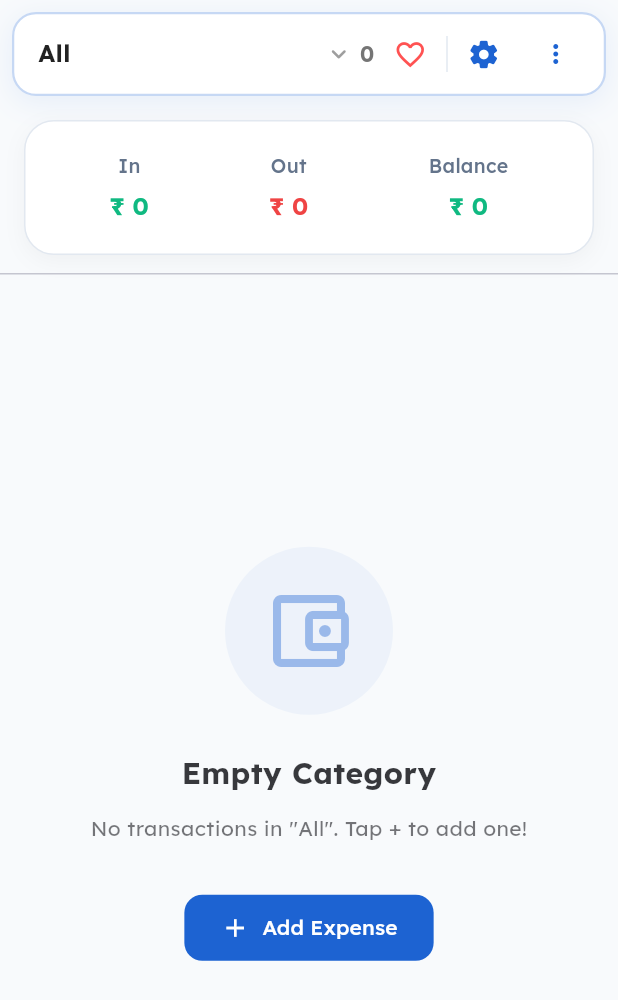
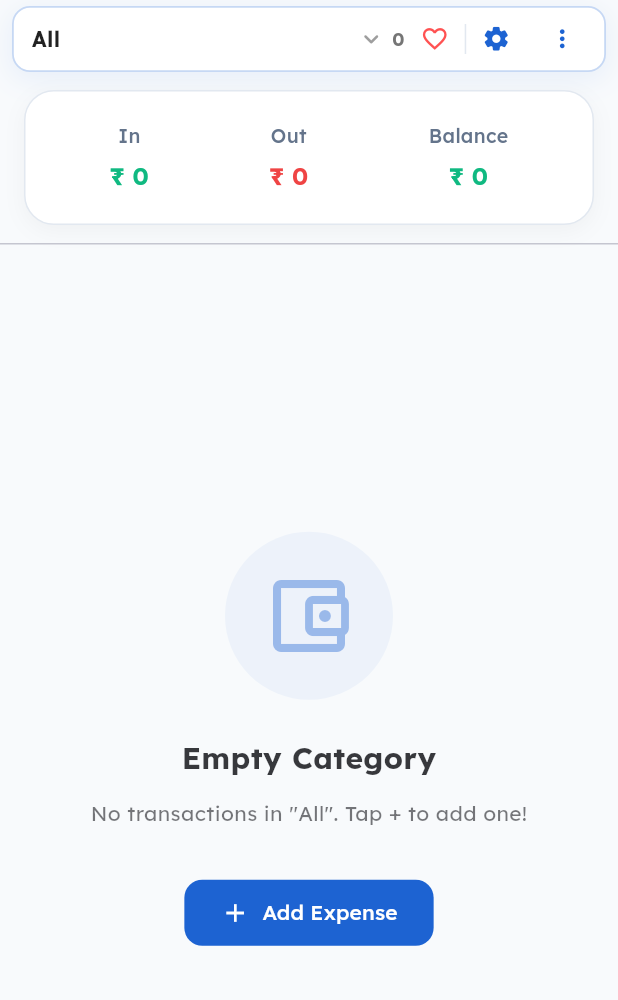
Before and after one commit to mamidivasudev/android-vault-notes, a Flutter app: the ExpensesView widget shown alone on an empty page, opened directly, on a phone screen of 412 x 824 dp. Shown: the top 1000 px of the screen. Run offline on Flutter 3.47's test engine with Material 3 defaults, Android fonts, the phone set to English and light mode, and no system bars; our stand-ins replace file_picker, flutter_animate, flutter_linkify, flutter_local_notifications, flutter_riverpod, flutter_timezone and 13 more; missing offline and left inert: any_link_preview, cunning_document_scanner, excel, extension_google_sign_in_as_googleapis_auth, google_mlkit_text_recognition, googleapis and 2 more; accounts and stored records are empty.

Commit message:
Voice input for Dates, Medicines and search; compact Expenses bar
- Dates: "gas started today, remind in 30 days" / "Amma birthday 15 March"
  fill the date form to check before saving
- Medicines: "Dolo 650 at 8 AM and 9 PM" fills name, dose and times
- Search: mic inside the search box
- Expenses category bar: compact size so long names fit
- Parser tests for spoken dates and medicines

Co-Authored-By: Claude Opus 5.5 <noreply@anthropic.com>

```diff
--- a/lib/views/expenses_view.dart
+++ b/lib/views/expenses_view.dart
@@ -101,6 +101,7 @@ class _ExpensesViewState extends ConsumerState<ExpensesView> {
     return Column(
       children: [
         CategoryChipBar(
+          compact: true,
           categories: fullCategories,
           selectedCategory: currentSelectedCat,
           onSelected: (cat) => ref.read(selectedExpenseCategoryProvider.notifier).state = cat,
@@ -121,8 +122,9 @@ class _ExpensesViewState extends ConsumerState<ExpensesView> {
           }).length,
           trailingActions: [
             PopupMenuButton<String>(
-              icon: Icon(Icons.more_vert, size: 20, color: Theme.of(context).colorScheme.primary),
+              icon: Icon(Icons.more_vert, size: 19, color: Theme.of(context).colorScheme.primary),
               padding: EdgeInsets.zero,
+              constraints: const BoxConstraints(minWidth: 30, minHeight: 34),
               tooltip: 'Options',
               onSelected: (val) {
                 final filtered = currentSelectedCat == 'All'
--- a/lib/widgets/category_chip_bar.dart
+++ b/lib/widgets/category_chip_bar.dart
@@ -19,6 +19,8 @@ class CategoryChipBar extends StatelessWidget {
   final bool showPreviewsEnabled;
   final VoidCallback? onPreviewsToggle;
   final List<Widget>? trailingActions;
+  /// Shorter bar, smaller text and tighter icons (used by Expenses).
+  final bool compact;
 
   const CategoryChipBar({
     super.key,
@@ -38,6 +40,7 @@ class CategoryChipBar extends StatelessWidget {
     this.showPreviewsEnabled = false,
     this.onPreviewsToggle,
     this.trailingActions,
+    this.compact = false,
   });
 
   void _showAllCategories(BuildContext context) {
@@ -163,15 +166,19 @@ class CategoryChipBar extends StatelessWidget {
     final containerBg = isDark ? const Color(0xFF0F172A) : Colors.white;
     final primaryColor = Theme.of(context).colorScheme.primary;
     final dividerColor = isDark ? const Color(0xFF334155) : const Color(0xFFE2E8F0);
+    final iconSize = compact ? 19.0 : 22.0;
+    // Compact icon buttons take less room so the category name has more space.
+    final tight = compact ? const BoxConstraints(minWidth: 34, minHeight: 34) : null;
+    final density = compact ? VisualDensity.compact : null;
 
     return Padding(
-      padding: const EdgeInsets.symmetric(vertical: 8, horizontal: 8),
+      padding: EdgeInsets.symmetric(vertical: compact ? 4 : 8, horizontal: 8),
       child: Container(
-        height: 56,
+        height: compact ? 44 : 56,
         decoration: BoxDecoration(
           color: containerBg,
-          borderRadius: BorderRadius.circular(16),
-          border: Border.all(color: primaryColor.withOpacity(isDark ? 0.35 : 0.25), width: 1.5),
+          borderRadius: BorderRadius.circular(compact ? 12 : 16),
+          border: Border.all(color: primaryColor.withOpacity(isDark ? 0.35 : 0.25), width: compact ? 1.2 : 1.5),
           boxShadow: [
             BoxShadow(
               color: primaryColor.withOpacity(isDark ? 0.06 : 0.08),
@@ -183,7 +190,7 @@ class CategoryChipBar extends StatelessWidget {
         ),
         child: Row(
           children: [
-            const SizedBox(width: 12),
+            SizedBox(width: compact ? 8 : 12),
             Expanded(
               child: InkWell(
                 onTap: () => _showAllCategories(context),
@@ -199,7 +206,7 @@ class CategoryChipBar extends StatelessWidget {
                           maxLines: 1,
                           overflow: TextOverflow.ellipsis,
                           style: GoogleFonts.lexend(
-                            fontSize: 16,
+                            fontSize: compact ? 14 : 16,
                             fontWeight: FontWeight.bold,
                             color: isDark ? Colors.white : Colors.black87,
                           ),
@@ -214,7 +221,7 @@ class CategoryChipBar extends StatelessWidget {
             Text(
               '$itemCount',
               style: GoogleFonts.lexend(
-                fontSize: 14,
+                fontSize: compact ? 12 : 14,
                 fontWeight: FontWeight.bold,
                 color: isDark ? Colors.white70 : Colors.grey[600],
               ),
@@ -223,47 +230,55 @@ class CategoryChipBar extends StatelessWidget {
               icon: Icon(
                 showFavoritesOnly ? Icons.favorite : Icons.favorite_border,
                 color: Colors.redAccent,
-                size: 22,
+                size: iconSize,
               ),
               onPressed: onFavoriteToggle,
               tooltip: 'Show Favorites Only',
               splashRadius: 24,
+              constraints: tight,
+              visualDensity: density,
             ),
             if (onPreviewsToggle != null)
               IconButton(
                 icon: Icon(
                   showPreviewsEnabled ? Icons.image : Icons.image_outlined,
                   color: showPreviewsEnabled ? primaryColor : (isDark ? Colors.white60 : Colors.grey.shade600),
-                  size: 22,
+                  size: iconSize,
                 ),
                 onPressed: onPreviewsToggle,
                 tooltip: showPreviewsEnabled ? 'Hide Previews' : 'Show Previews',
                 splashRadius: 24,
+              constraints: tight,
+              visualDensity: density,
               ),
             if (showGroupByDateToggle && onGroupByDateToggle != null)
               IconButton(
                 icon: Icon(
                   groupByDateEnabled ? Icons.visibility : Icons.visibility_off_outlined,
                   color: groupByDateEnabled ? primaryColor : (isDark ? Colors.white60 : Colors.grey.shade600),
-                  size: 22,
+                  size: iconSize,
                 ),
                 onPressed: onGroupByDateToggle,
                 tooltip: groupByDateEnabled ? 'Show flat list' : 'Group by date',
                 splashRadius: 24,
+              constraints: tight,
+              visualDensity: density,
               ),
             Container(
               width: 1,
-              height: 24,
+              height: compact ? 20 : 24,
               color: dividerColor,
             ),
             IconButton(
-              icon: Icon(Icons.settings_rounded, color: primaryColor, size: 22),
+              icon: Icon(Icons.settings_rounded, color: primaryColor, size: iconSize),
               onPressed: onManagePressed,
               tooltip: 'Manage Categories',
               splashRadius: 24,
+              constraints: tight,
+              visualDensity: density,
             ),
             if (trailingActions != null) ...trailingActions!,
-            const SizedBox(width: 8),
+            SizedBox(width: compact ? 4 : 8),
           ],
         ),
       ),
```
Also changed, not shown: lib/extras/dates_view.dart (+36 -12 lines), lib/extras/extras_widgets.dart (+15 -2 lines), lib/extras/medicines_view.dart (+24 -10 lines), lib/main.dart (+14 -2 lines), lib/utils/voice_parsers.dart (added, +154 -0 lines), lib/widgets/voice_mic.dart (+22 -1 lines), 1 other file.
